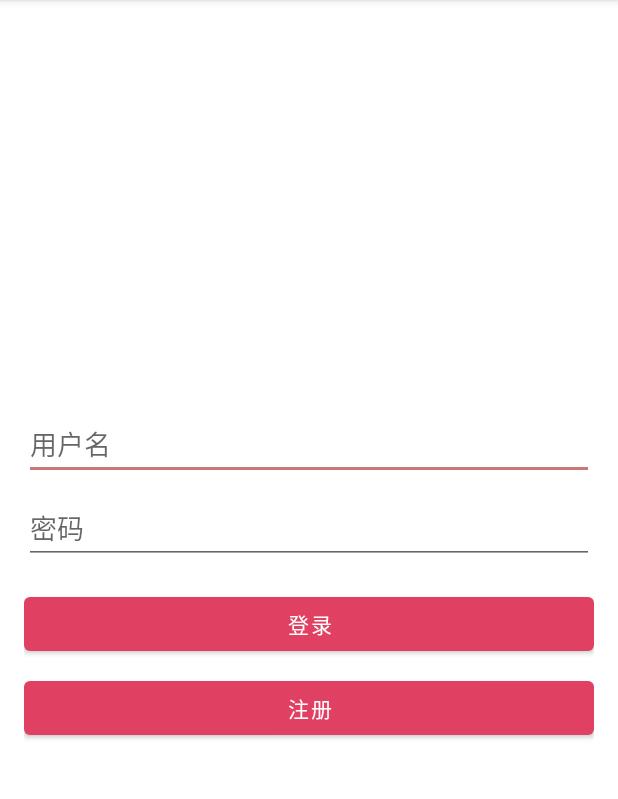
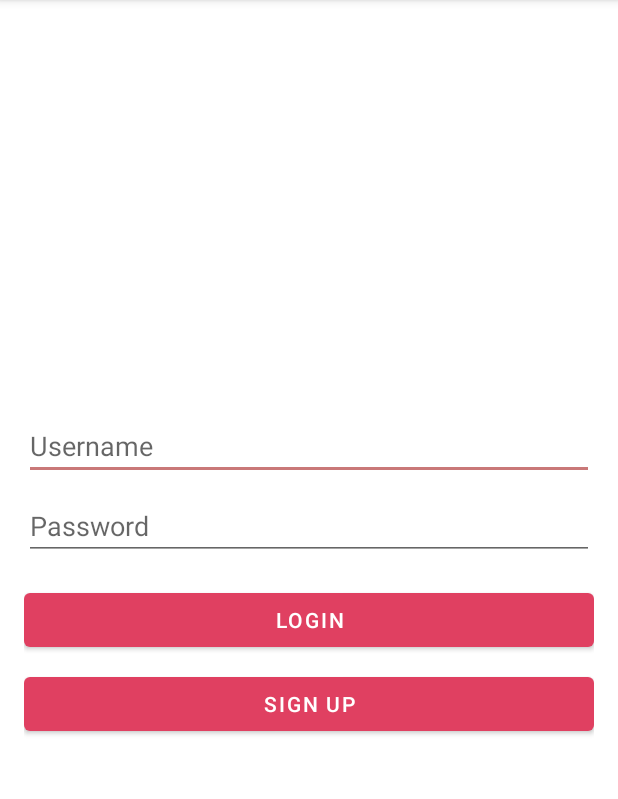
Before and after one commit to 1362464778/CockTailsApp, an Android app: the screen it shows after launch (LoginActivity), on a phone screen of 412 x 824 dp, the part 84-883 px from its top. Run offline under Robolectric (Android 15) with nearby library versions, the phone set to English and light mode, and no system bars; Roboto replaces fonts that are not available here.

Commit message:
fix bugs

```diff
--- a/app/src/main/res/layout/activity_login.xml
+++ b/app/src/main/res/layout/activity_login.xml
@@ -9,14 +9,14 @@
         android:id="@+id/edit_text_username"
         android:layout_width="match_parent"
         android:layout_height="wrap_content"
-        android:hint="用户名" />
+        android:hint="Username" />
 
     <EditText
         android:id="@+id/edit_text_password"
         android:layout_width="match_parent"
         android:layout_height="wrap_content"
         android:layout_marginTop="8dp"
-        android:hint="密码"
+        android:hint="Password"
         android:inputType="textPassword" />
 
     <Button
@@ -24,12 +24,12 @@
         android:layout_width="match_parent"
         android:layout_height="wrap_content"
         android:layout_marginTop="16dp"
-        android:text="登录" />
+        android:text="Login" />
 
     <Button
         android:id="@+id/button_register"
         android:layout_width="match_parent"
         android:layout_height="wrap_content"
         android:layout_marginTop="8dp"
-        android:text="注册" />
+        android:text="Sign up" />
 </LinearLayout>
--- a/app/src/main/res/xml/preferences.xml
+++ b/app/src/main/res/xml/preferences.xml
@@ -56,7 +56,7 @@
     </PreferenceCategory>
     <Preference
         app:key="logout"
-        app:title="注销"
-        app:summary="退出当前账户" />
+        app:title="Log out"
+        app:summary="Log out" />
 
 </PreferenceScreen>
```
Also changed, not shown: app/src/main/java/com/auth/TALESS/Main/Activities/LoginActivity.java (+5 -5 lines).
